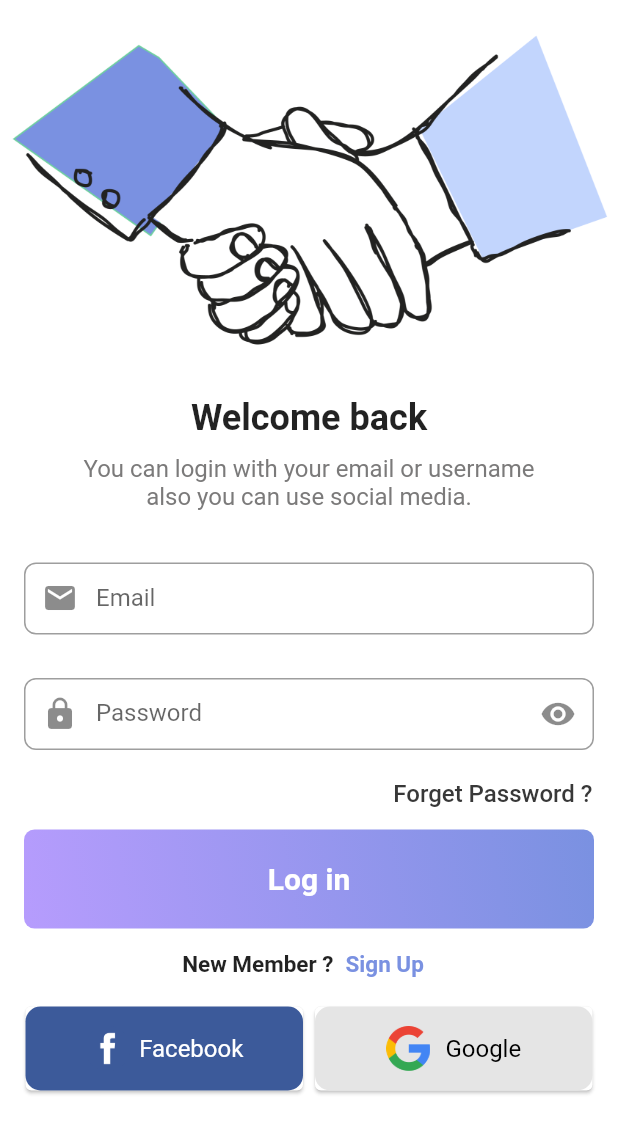
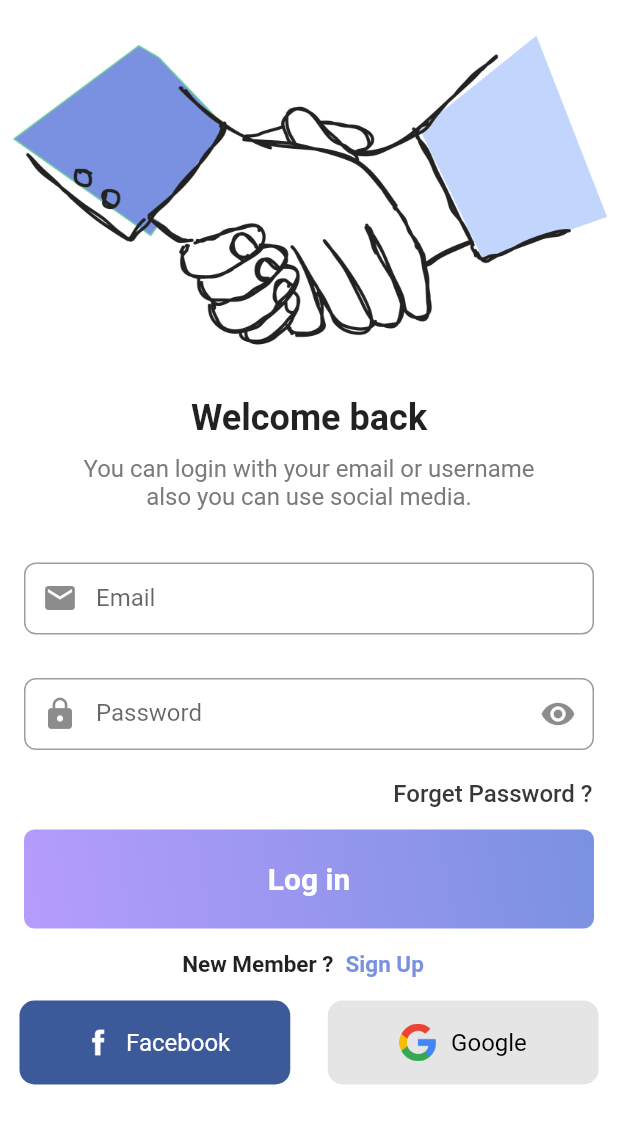
Before and after one commit to mohamednour2020/minder, a Flutter app: the screen it shows after launch, after a tap on "Skip", after a tap on "Psychiatrist", on a phone screen of 412 x 824 dp. Shown: the top 1133 px of the screen. Run offline on Flutter 3.47's test engine with Material 2 defaults, Android fonts, the phone set to English and light mode, and no system bars; our stand-ins replace animated_splash_screen; missing offline and left inert: dart:ffi; Roboto replaces fonts that are missing (DIN-MEDIUM).

Commit message:
Log in as doctor done

```diff
--- a/lib/main.dart
+++ b/lib/main.dart
@@ -23,11 +23,11 @@ class MyApp extends StatelessWidget {
       home: AnimatedSplashScreen(
         splashIconSize: 200,
         duration: 2000,
-        splash: Image.asset('assets/images/logo.png'),
+        splash: Image.asset('assets/images/1.png'),
         nextScreen: OnBoarding(),
-        animationDuration: Duration(seconds:1),
+        animationDuration: Duration(seconds:2),
         backgroundColor: Colors.white,
-        splashTransition: SplashTransition.scaleTransition,
+        splashTransition: SplashTransition.rotationTransition,
       ),
     );
   }
--- a/lib/ui/screens/auth_screens/doctor_login_screen.dart
+++ b/lib/ui/screens/auth_screens/doctor_login_screen.dart
@@ -81,32 +81,31 @@ class _DoctorLoginState extends State<DoctorLogin> {
           Padding(
             padding: const EdgeInsets.symmetric(horizontal: 13),
             child: Row(
+              mainAxisAlignment: MainAxisAlignment.spaceEvenly,
               children: [Expanded(
-                child: Card(
-
                 child: CustomButton(
+                  width: MediaQuery.of(context).size.width/2-50,
                   borderRadius: 10,
                   background: const Color.fromRGBO(229, 229, 229, 1) ,
                   decoration: BoxDecoration(borderRadius: BorderRadius.circular(10),color:const  Color.fromRGBO(60, 90, 154, 1) ,),
                   fontBold: false,
-                    icon:Image.asset('assets/images/facebook.png',height: 30,),
+                  icon:Image.asset('assets/images/facebook.png',height: 25,),
                   text: 'Facebook',
 
                 ),
+
               ),
-              ),
+              const  SizedBox(width: 25,),
                 Expanded(
-                  child: Card(
-
                   child: CustomButton(
+                    width: MediaQuery.of(context).size.width/2-50,
                     borderRadius: 10,
                     background: const Color.fromRGBO(229, 229, 229, 1) ,
                     decoration: BoxDecoration(borderRadius: BorderRadius.circular(10),color: const Color.fromRGBO(229, 229, 229, 1) ,),
                     fontBold: false,
-                      icon: Image.asset('assets/images/google.png',height: 30,),
+                    icon: Image.asset('assets/images/google.png',height: 25,),
                     text: ' Google',
                     textColor: Colors.black,
-                    ),
                   ),
                 ),
 
--- a/lib/ui/screens/on_boarding.dart
+++ b/lib/ui/screens/on_boarding.dart
@@ -75,10 +75,10 @@ class _OnBoardingState extends State<OnBoarding> {
             ),
           ],
         ),
-        Column(
+        Column( mainAxisAlignment: MainAxisAlignment.spaceEvenly,
           children: [
             const SizedBox(
-              height: 60,
+              height: 2,
             ),
             Container(
               child: Image.asset('assets/images/onboarding3.png'),
```
Also changed, not shown: assets/images/1.png (added), assets/images/minder_logo.png (added). Lines whose indentation alone changed are shown as unchanged.
